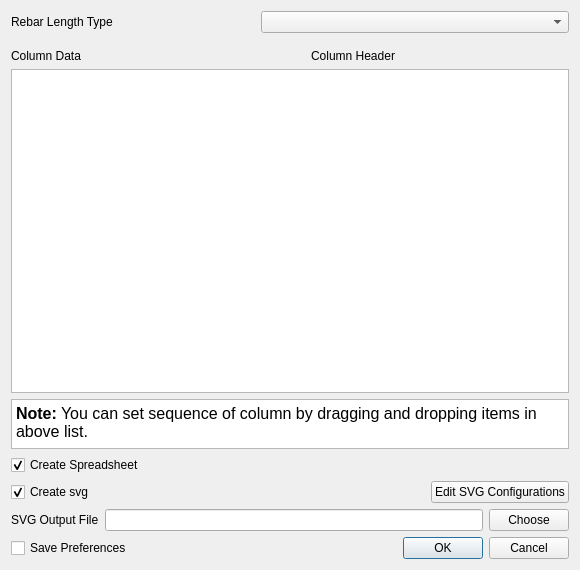
First picture: the form in BillOfMaterial/MainBillOfMaterial.ui, repository amrit3701/FreeCAD-Reinforcement, before the edit.
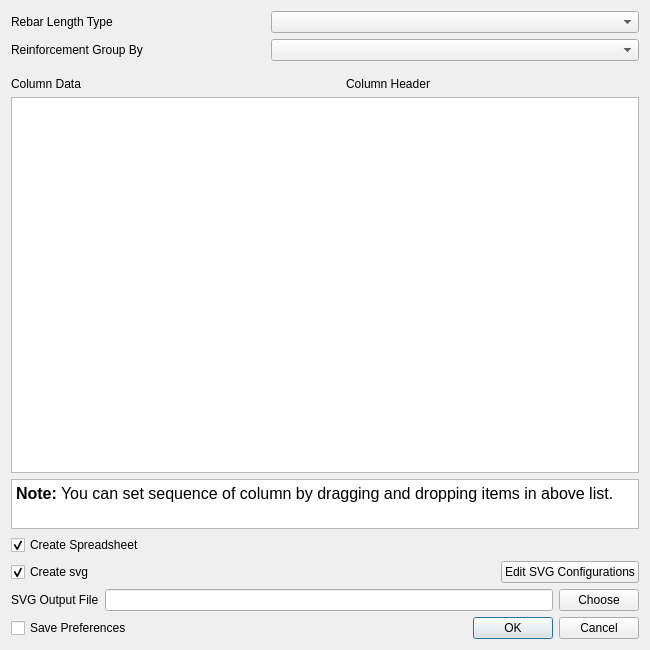
Second picture: the form after the edit. Custom widgets are drawn as their Qt base class.

Commit message: Add reinforcement_group_by in BOM Gui and Preferences

Diff of the .ui file:
```diff
--- a/BillOfMaterial/MainBillOfMaterial.ui
+++ b/BillOfMaterial/MainBillOfMaterial.ui
@@ -6,8 +6,8 @@
    <rect>
     <x>0</x>
     <y>0</y>
-    <width>580</width>
-    <height>570</height>
+    <width>650</width>
+    <height>650</height>
    </rect>
   </property>
   <property name="sizePolicy">
@@ -18,7 +18,7 @@
   </property>
   <property name="minimumSize">
    <size>
-    <width>580</width>
+    <width>600</width>
     <height>0</height>
    </size>
   </property>
@@ -41,7 +41,7 @@
        </property>
        <property name="minimumSize">
         <size>
-         <width>190</width>
+         <width>200</width>
          <height>0</height>
         </size>
        </property>
@@ -55,6 +55,35 @@
      </item>
     </layout>
    </item>
+   <item>
+    <layout class="QHBoxLayout" name="horizontalLayout_7">
+     <property name="spacing">
+      <number>60</number>
+     </property>
+     <item>
+      <widget class="QLabel" name="reinforcementGroupByLabel">
+       <property name="sizePolicy">
+        <sizepolicy hsizetype="Fixed" vsizetype="Preferred">
+         <horstretch>0</horstretch>
+         <verstretch>0</verstretch>
+        </sizepolicy>
+       </property>
+       <property name="minimumSize">
+        <size>
+         <width>200</width>
+         <height>0</height>
+        </size>
+       </property>
+       <property name="text">
+        <string>Reinforcement Group By</string>
+       </property>
+      </widget>
+     </item>
+     <item>
+      <widget class="Gui::PrefComboBox" name="reinforcementGroupBy"/>
+     </item>
+    </layout>
+   </item>
    <item>
     <spacer name="verticalSpacer">
      <property name="orientation">
@@ -138,8 +167,8 @@
       <string>&lt;!DOCTYPE HTML PUBLIC &quot;-//W3C//DTD HTML 4.0//EN&quot; &quot;http://www.w3.org/TR/REC-html40/strict.dtd&quot;&gt;
 &lt;html&gt;&lt;head&gt;&lt;meta name=&quot;qrichtext&quot; content=&quot;1&quot; /&gt;&lt;style type=&quot;text/css&quot;&gt;
 p, li { white-space: pre-wrap; }
-&lt;/style&gt;&lt;/head&gt;&lt;body style=&quot; font-family:'Apple Garamond Bold'; font-size:12pt; font-weight:400; font-style:normal;&quot;&gt;
-&lt;p style=&quot; margin-top:0px; margin-bottom:0px; margin-left:0px; margin-right:0px; -qt-block-indent:0; text-indent:0px;&quot;&gt;&lt;span style=&quot; font-weight:600;&quot;&gt;Note:&lt;/span&gt; You can set sequence of column by dragging and dropping items in above list.&lt;/p&gt;&lt;/body&gt;&lt;/html&gt;</string>
+&lt;/style&gt;&lt;/head&gt;&lt;body style=&quot; font-family:'DejaVu Sans'; font-size:12pt; font-weight:400; font-style:normal;&quot;&gt;
+&lt;p style=&quot; margin-top:0px; margin-bottom:0px; margin-left:0px; margin-right:0px; -qt-block-indent:0; text-indent:0px;&quot;&gt;&lt;span style=&quot; font-family:'Apple Garamond Bold'; font-weight:600;&quot;&gt;Note:&lt;/span&gt;&lt;span style=&quot; font-family:'Apple Garamond Bold';&quot;&gt; You can set sequence of column by dragging and dropping items in above list.&lt;/span&gt;&lt;/p&gt;&lt;/body&gt;&lt;/html&gt;</string>
      </property>
     </widget>
    </item>
```
The commit also changes 7 other files.
